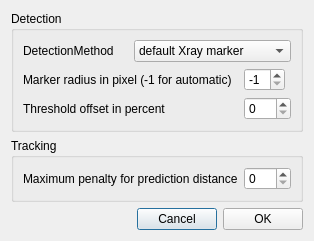
First picture: the form in src/ui/ui-files/MarkerDialog.ui, repository XROMMPackages/xmalab, before the edit.
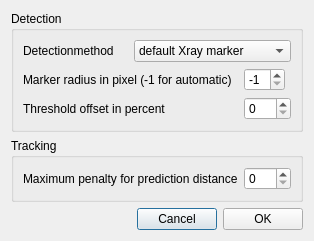
Second picture: the form after the edit. Icons and pictures are not drawn.

Diff of the .ui file:
```diff
--- a/src/ui/ui-files/MarkerDialog.ui
+++ b/src/ui/ui-files/MarkerDialog.ui
@@ -80,7 +80,7 @@
       <item row="0" column="0">
        <widget class="QLabel" name="label_4">
         <property name="text">
-         <string>DetectionMethod</string>
+         <string>Detectionmethod</string>
         </property>
        </widget>
       </item>
```
